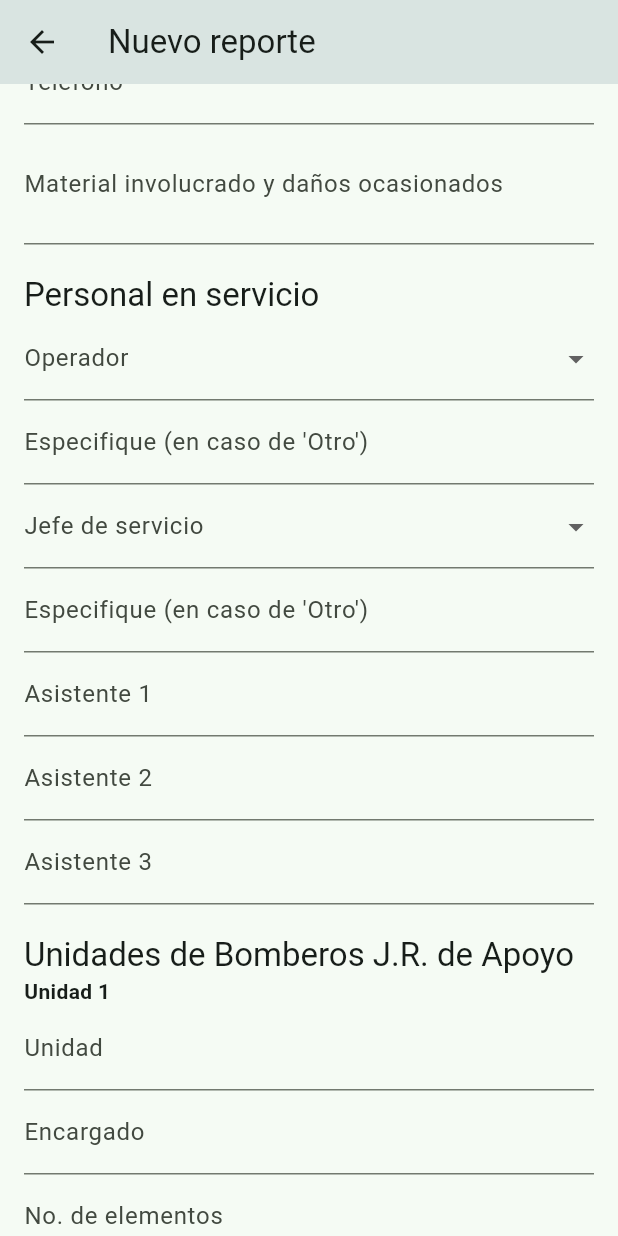
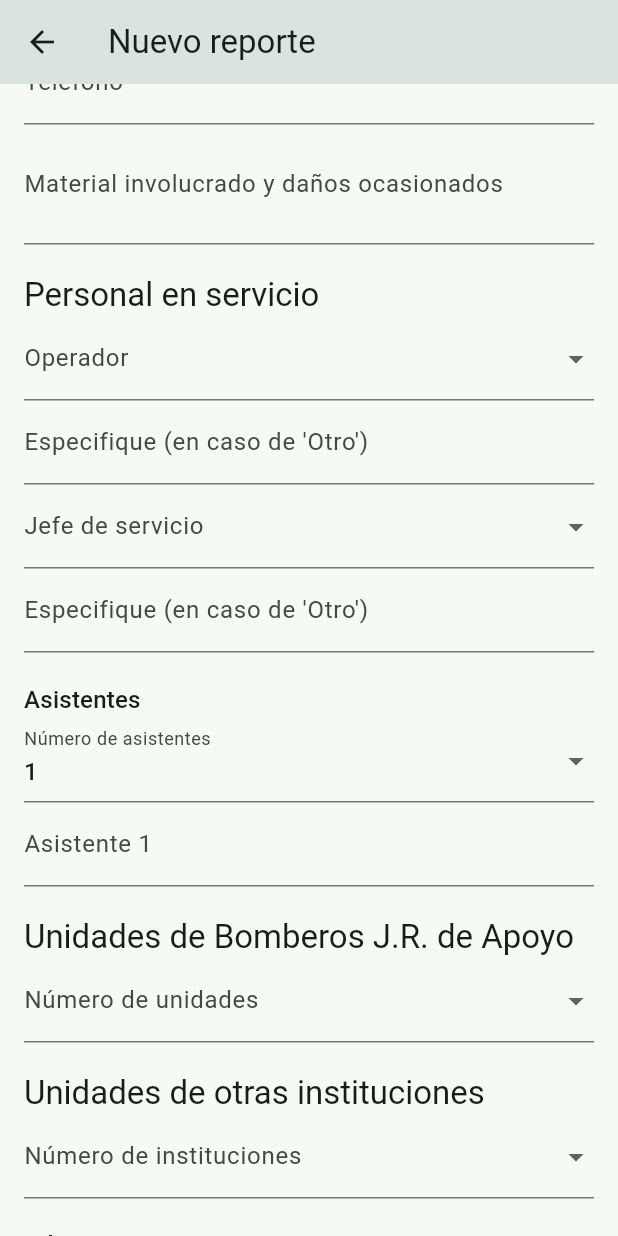
Before and after one commit to RodeMoon/app-bomberos, a Flutter app: the ReportFormScreen screen opened by its route, scrolled down 2304 dp, on a phone screen of 412 x 824 dp. Run offline on Flutter 3.47's test engine with Material 3 defaults, Android fonts, the phone set to English and light mode, and no system bars; our stand-ins replace cloud_firestore, firebase_auth, firebase_core, firebase_database, fluttertoast, geocoding and 2 more; accounts and stored records are empty.

Commit message:
fix: dynamic form 'unidades'

```diff
--- a/lib/main.dart
+++ b/lib/main.dart
@@ -5,7 +5,6 @@ import 'package:proyecto_integrador_bomberos/screens/register_screen.dart';
 import 'package:proyecto_integrador_bomberos/screens/login_screen.dart';
 import 'package:proyecto_integrador_bomberos/screens/form_screen.dart';
 import 'package:proyecto_integrador_bomberos/utils/theme.dart';
-
 
 void main() async {
   WidgetsFlutterBinding.ensureInitialized();
--- a/lib/screens/form_screen.dart
+++ b/lib/screens/form_screen.dart
@@ -151,6 +151,10 @@ class _ReportFormScreenState extends State<ReportFormScreen> {
   String? operador;
   bool falsaAlarma = false;
   bool cancelado = false;
+
+  int unidadesBomberos = 0;
+  int unidadesInstituciones = 0;
+  int asistentesCantidad = 1;
 
   Future<void> selectedTime(
       BuildContext context, TextEditingController controller) async {
@@ -607,9 +611,10 @@ class _ReportFormScreenState extends State<ReportFormScreen> {
               SizedBox(height: 20),
 
 //████████████████████████████████████████████████████████████████████████████████████████████████████████████████████████████████████████████████████████████
-              // SECCIÓN: Personal en Servicio
+              // SECCIÓN: Personal en servicio
               Text("Personal en servicio",
                   style: Theme.of(context).textTheme.titleLarge),
+
               DropdownButtonFormField<String>(
                 decoration: InputDecoration(labelText: "Operador"),
                 items: operadorOptions
@@ -621,11 +626,14 @@ class _ReportFormScreenState extends State<ReportFormScreen> {
                 onChanged: (String? value) => setState(() => operador = value),
                 validator: (value) => value == null ? "Campo requerido" : null,
               ),
+
               TextFormField(
                 controller: especificaController,
                 decoration: InputDecoration(
                     labelText: "Especifique (en caso de 'Otro')"),
               ),
+
+// --- Jefe de servicio ---
               DropdownButtonFormField<String>(
                 decoration: InputDecoration(labelText: "Jefe de servicio"),
                 items: jefeServicioOptions
@@ -638,27 +646,64 @@ class _ReportFormScreenState extends State<ReportFormScreen> {
                     setState(() => jefeServicio = value),
                 validator: (value) => value == null ? "Campo requerido" : null,
               ),
+
               TextFormField(
                 controller: especificaController,
                 decoration: InputDecoration(
                     labelText: "Especifique (en caso de 'Otro')"),
               ),
+
+              SizedBox(height: 20),
+
+// --- Selección de asistentes ---
+              Text("Asistentes",
+                  style: Theme.of(context).textTheme.titleMedium),
+
+              DropdownButtonFormField<int>(
+                decoration: InputDecoration(labelText: "Número de asistentes"),
+                value: asistentesCantidad,
+                items: [1, 2, 3]
+                    .map((n) => DropdownMenuItem(
+                          value: n,
+                          child: Text("$n"),
+                        ))
+                    .toList(),
+                onChanged: (value) {
+                  setState(() {
+                    asistentesCantidad = value!;
+                  });
+                },
+              ),
+
+              for (int i = 1; i <= asistentesCantidad; i++) ...[
                 TextFormField(
-                decoration: InputDecoration(labelText: "Asistente 1"),
+                  decoration: InputDecoration(labelText: "Asistente $i"),
                 ),
-              TextFormField(
-                decoration: InputDecoration(labelText: "Asistente 2"),
-              ),
-              TextFormField(
-                decoration: InputDecoration(labelText: "Asistente 3"),
-              ),
+              ],
+
               SizedBox(height: 20),
 
 //████████████████████████████████████████████████████████████████████████████████████████████████████████████████████████████████████████████████████████████
               // SECCIÓN: Unidades de Bomberos J.R. de Apoyo
               Text("Unidades de Bomberos J.R. de Apoyo",
                   style: Theme.of(context).textTheme.titleLarge),
-              for (int i = 1; i <= 4; i++) ...[
+
+              DropdownButtonFormField<int>(
+                decoration: InputDecoration(labelText: "Número de unidades"),
+                value: unidadesBomberos == 0 ? null : unidadesBomberos,
+                items: [1, 2, 3, 4]
+                    .map((n) => DropdownMenuItem(value: n, child: Text("$n")))
+                    .toList(),
+                onChanged: (value) {
+                  setState(() {
+                    unidadesBomberos = value!;
+                  });
+                },
+              ),
+
+              if (unidadesBomberos > 0)
+                for (int i = 1; i <= unidadesBomberos; i++) ...[
+                  SizedBox(height: 10),
                   Text("Unidad $i",
                       style: TextStyle(fontWeight: FontWeight.bold)),
                   TextFormField(
@@ -674,14 +719,32 @@ class _ReportFormScreenState extends State<ReportFormScreen> {
                     keyboardType: TextInputType.number,
                     inputFormatters: [FilteringTextInputFormatter.digitsOnly],
                   ),
-                SizedBox(height: 10),
                 ],
+
               SizedBox(height: 20),
 
 // SECCIÓN: Unidades de Otras Instituciones
               Text("Unidades de otras instituciones",
                   style: Theme.of(context).textTheme.titleLarge),
-              for (int i = 1; i <= 3; i++) ...[
+
+              DropdownButtonFormField<int>(
+                decoration:
+                    InputDecoration(labelText: "Número de instituciones"),
+                value:
+                    unidadesInstituciones == 0 ? null : unidadesInstituciones,
+                items: [1, 2, 3]
+                    .map((n) => DropdownMenuItem(value: n, child: Text("$n")))
+                    .toList(),
+                onChanged: (value) {
+                  setState(() {
+                    unidadesInstituciones = value!;
+                  });
+                },
+              ),
+
+              if (unidadesInstituciones > 0)
+                for (int i = 1; i <= unidadesInstituciones; i++) ...[
+                  SizedBox(height: 10),
                   Text("Institución $i",
                       style: TextStyle(fontWeight: FontWeight.bold)),
                   TextFormField(
@@ -696,8 +759,8 @@ class _ReportFormScreenState extends State<ReportFormScreen> {
                   TextFormField(
                     decoration: InputDecoration(labelText: "No. de elementos"),
                   ),
-                SizedBox(height: 10),
                 ],
+
               SizedBox(height: 20),
 
 //████████████████████████████████████████████████████████████████████████████████████████████████████████████████████████████████████████████████████████████
```
Lines whose indentation alone changed are shown as unchanged.
